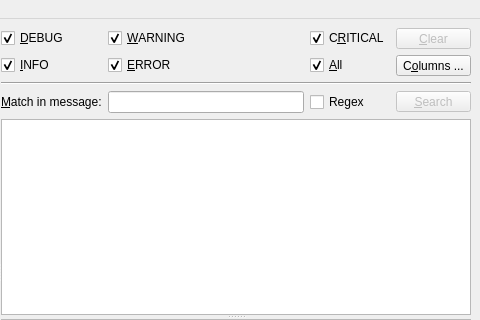
This is mainwindow.ui in vsajip/logview as Qt 5 draws it before an edit; both pictures show x 320 to 800 and y 0 to 320 of the 800 by 545 pixel window. The edited form follows.
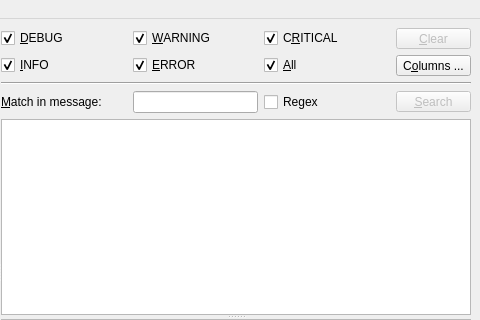
This is the edited form. Custom widgets are drawn as their Qt base class.

Diff of the .ui file:
```diff
--- a/mainwindow.ui
+++ b/mainwindow.ui
@@ -187,7 +187,14 @@
              </widget>
             </item>
             <item row="4" column="1">
-             <widget class="QLineEdit" name="match"/>
+             <widget class="QLineEdit" name="match">
+              <property name="sizePolicy">
+               <sizepolicy hsizetype="Preferred" vsizetype="Fixed">
+                <horstretch>0</horstretch>
+                <verstretch>0</verstretch>
+               </sizepolicy>
+              </property>
+             </widget>
             </item>
             <item row="4" column="0">
              <widget class="QLabel" name="matchlabel">
```
